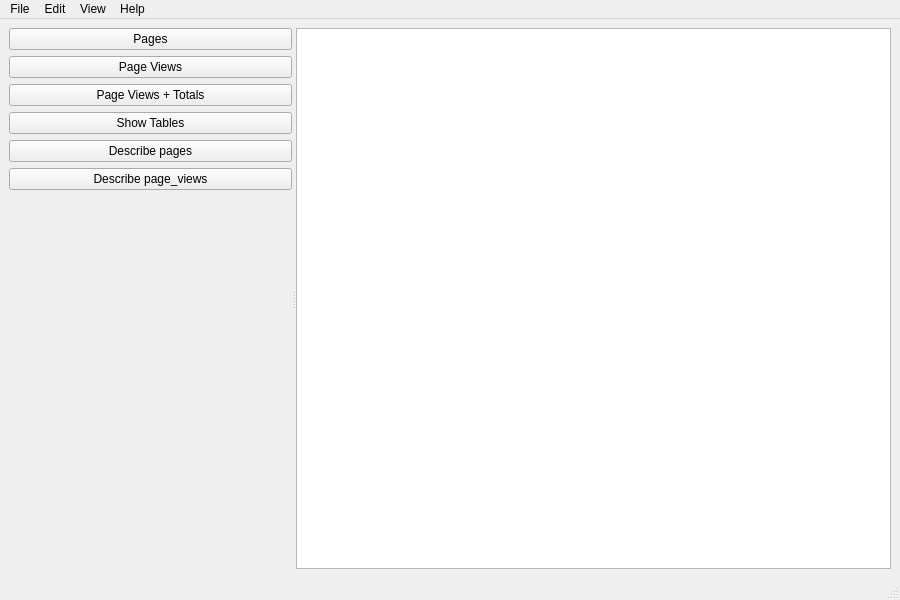
Above: src/MySQLWebCounterGUILogin/dashboardwindow.ui from nyevik/MyQtPieces before the change. Below: the same form after it.
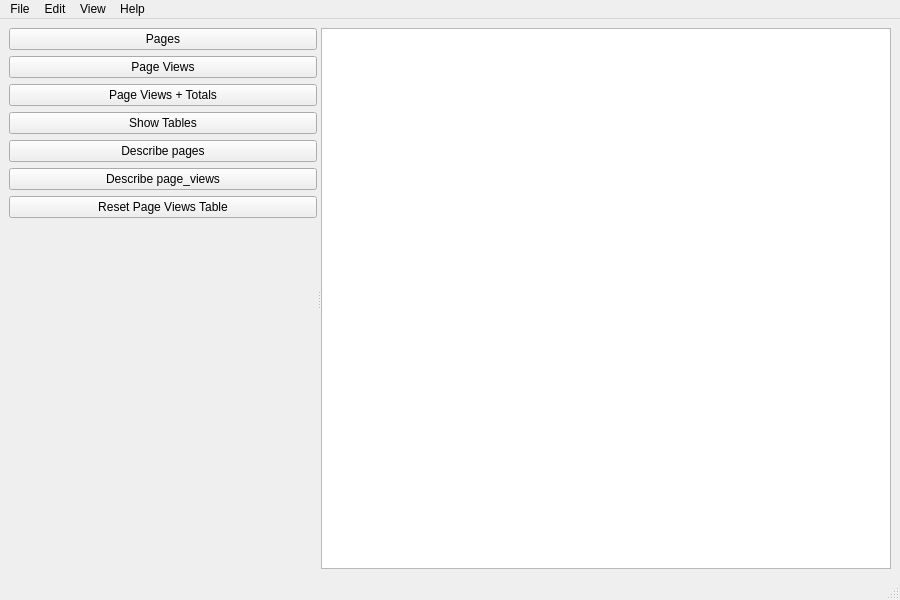
That is the form after the change.

Commit message: Add reset functionality for page_views table and UI button

The edit to the form file:
```diff
--- a/src/MySQLWebCounterGUILogin/dashboardwindow.ui
+++ b/src/MySQLWebCounterGUILogin/dashboardwindow.ui
@@ -70,6 +70,13 @@
           </property>
          </widget>
         </item>
+        <item>
+         <widget class="QPushButton" name="resetViewsButton">
+          <property name="text">
+           <string>Reset Page Views Table</string>
+          </property>
+         </widget>
+        </item>
         <item>
          <spacer name="leftSpacer">
           <property name="orientation">
```
Left out of the diff: 6 changed lines with no effect on the pictures. The commit also changes 2 other files.
